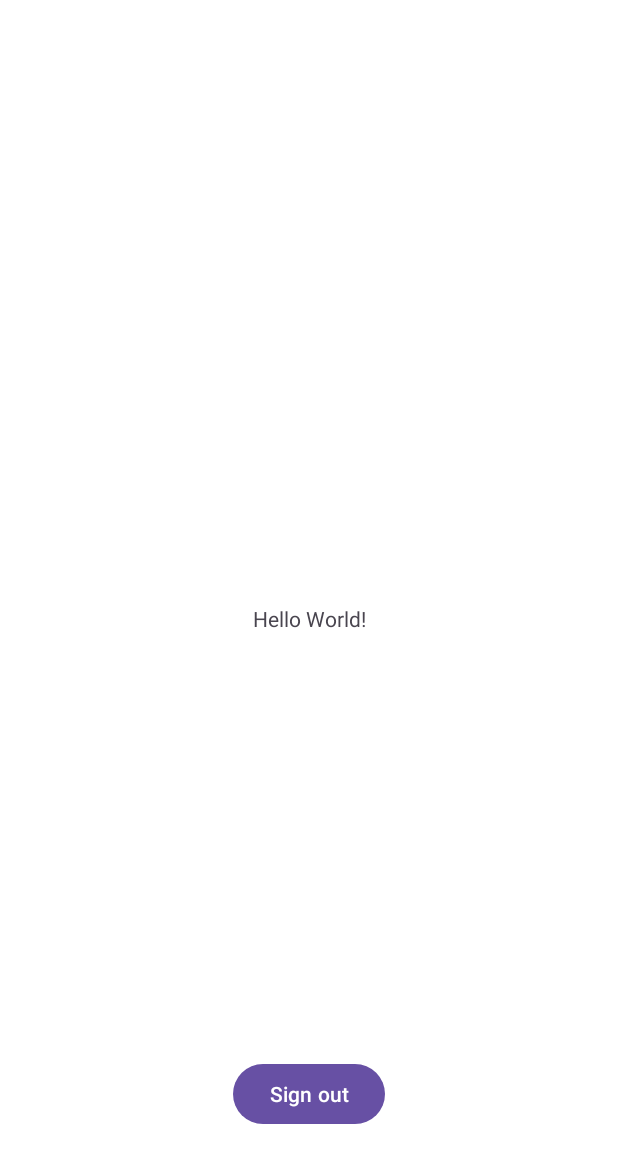
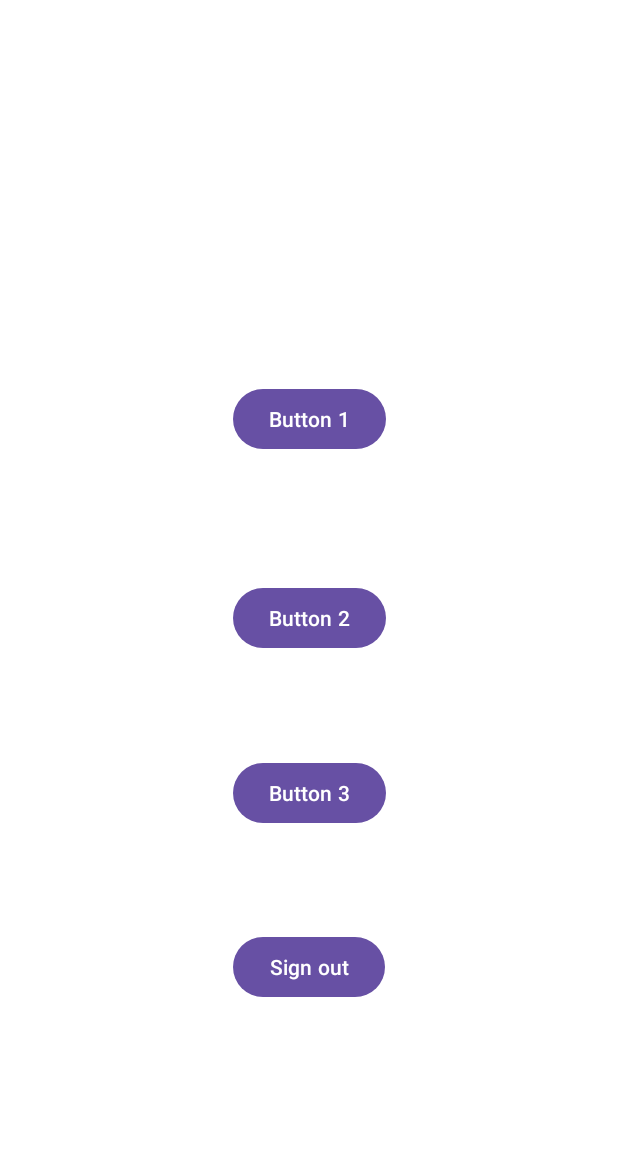
Before and after one commit to AbhinavJha12/Plant-App, an Android app: the screen it shows after launch once a user with an empty profile is signed in (MainActivity), on a phone screen of 412 x 824 dp. Shown: the top 1163 px of the screen. Run offline under Robolectric (Android 15) with nearby library versions, the phone set to English and light mode, and no system bars; our stand-ins replace Firebase (no records; nobody signed in at launch, a user with empty details on screens opened directly).

Commit message:
Added the json file

```diff
--- a/app/src/main/java/com/example/myapplication/LoginActivity.kt
+++ b/app/src/main/java/com/example/myapplication/LoginActivity.kt
@@ -59,12 +59,6 @@ class LoginActivity : AppCompatActivity() {
                     FirebaseAuth.getInstance().signInWithCredential(credential)
                         .addOnCompleteListener { signInTask ->
                             if (signInTask.isSuccessful) {
-//                                val firebaseUser = FirebaseAuth.getInstance().currentUser
-//                                Snackbar.make(
-//                                    binding.root,
-//                                    "Logged in with ${firebaseUser?.email}",
-//                                    Snackbar.LENGTH_SHORT
-//                                ).show()
                                 val intent = Intent(this, MainActivity::class.java)
                                 startActivity(intent)
                                 finish()
--- a/app/src/main/res/layout/activity_main.xml
+++ b/app/src/main/res/layout/activity_main.xml
@@ -7,15 +7,35 @@
         android:layout_height="match_parent"
         android:background="@color/white">
 
-        <TextView
-            android:id="@+id/textView"
+        <Button
+            android:id="@+id/button"
             android:layout_width="wrap_content"
             android:layout_height="wrap_content"
-            android:text="Hello World!"
             app:layout_constraintBottom_toBottomOf="parent"
             app:layout_constraintEnd_toEndOf="parent"
             app:layout_constraintStart_toStartOf="parent"
-            app:layout_constraintTop_toTopOf="parent" />
+            app:layout_constraintTop_toTopOf="parent"
+            app:layout_constraintVertical_bias="0.329"
+            android:text="Button 1"/>
+
+        <Button
+            android:layout_width="wrap_content"
+            android:layout_height="wrap_content"
+            app:layout_constraintBottom_toBottomOf="parent"
+            app:layout_constraintEnd_toEndOf="parent"
+            app:layout_constraintStart_toStartOf="parent"
+            app:layout_constraintTop_toTopOf="parent"
+            android:text="Button 2"/>
+
+        <Button
+            android:layout_width="wrap_content"
+            android:layout_height="wrap_content"
+            app:layout_constraintBottom_toBottomOf="parent"
+            app:layout_constraintEnd_toEndOf="parent"
+            app:layout_constraintStart_toStartOf="parent"
+            app:layout_constraintTop_toTopOf="parent"
+            app:layout_constraintVertical_bias="0.65"
+            android:text="Button 3"/>
 
         <Button
             android:id="@+id/bt_sign_out"
@@ -25,7 +45,7 @@
             app:layout_constraintBottom_toBottomOf="parent"
             app:layout_constraintEnd_toEndOf="parent"
             app:layout_constraintStart_toStartOf="parent"
-            app:layout_constraintTop_toBottomOf="@+id/textView"
+            app:layout_constraintTop_toTopOf="parent"
             app:layout_constraintVertical_bias="0.8" />
 
 </androidx.constraintlayout.widget.ConstraintLayout>
```
Also changed, not shown: 1 other file.
